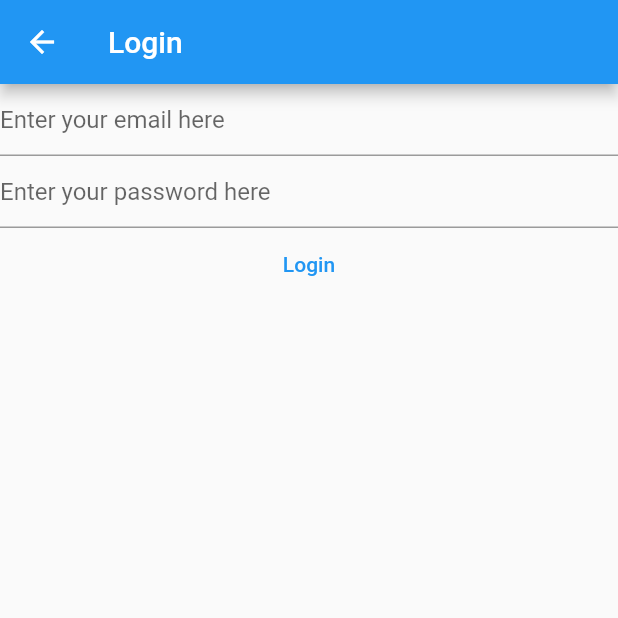
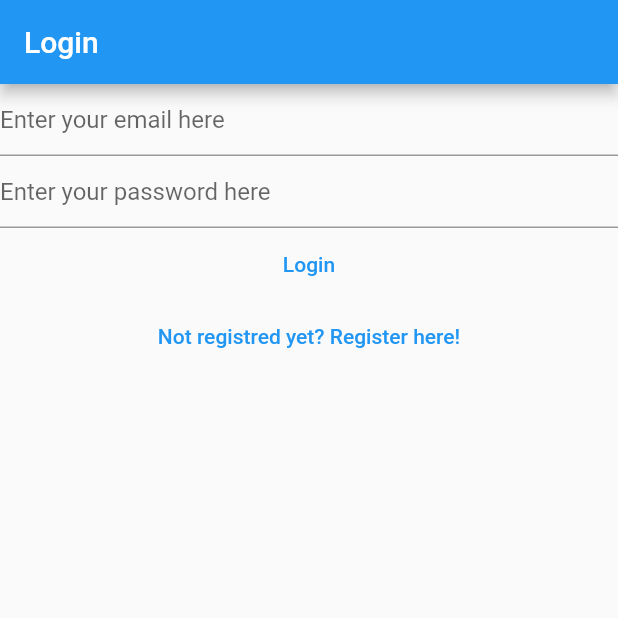
Before and after one commit to dadaxon0019/free-flutter-course-Vandad, a Flutter app: the LoginView screen opened directly, on a phone screen of 412 x 824 dp, the top half of it. Run offline on Flutter 3.47's test engine with Material 2 defaults, Android fonts, the phone set to English and light mode, and no system bars; our stand-ins replace firebase_auth, firebase_core; accounts and stored records are empty.

Commit message:
added Navigation on LoginView and RegisterViev

```diff
--- a/lib/view/login_view.dart
+++ b/lib/view/login_view.dart
@@ -1,8 +1,5 @@
 import 'package:firebase_auth/firebase_auth.dart';
-import 'package:firebase_core/firebase_core.dart';
 import 'package:flutter/material.dart';
-
-import '../firebase_options.dart';
 
 class LoginView extends StatefulWidget {
   const LoginView({super.key});
@@ -35,14 +32,7 @@
       appBar: AppBar(
         title: const Text('Login'),
       ),
-      body: FutureBuilder(
-        future: Firebase.initializeApp(
-          options: DefaultFirebaseOptions.currentPlatform,
-        ),
-        builder: (context, snapshot) {
-          switch (snapshot.connectionState) {
-            case ConnectionState.done:
-              return Column(
+      body: Column(
         children: [
           TextField(
             controller: _email,
@@ -81,12 +71,14 @@
             },
             child: const Text('Login'),
           ),
+          TextButton(
+            onPressed: () {
+              Navigator.of(context)
+                  .pushNamedAndRemoveUntil('/register/', (route) => false);
+            },
+            child: const Text('Not registred yet? Register here!'),
+          )
         ],
-              );
-            default:
-              return const Text('Login');
-          }
-        },
       ),
     );
   }
```
Also changed, not shown: lib/main.dart (+13 -39 lines), lib/view/regist_view.dart (+8 -16 lines), lib/view/verify_email.dart (added, +30 -0 lines). Lines whose indentation alone changed are shown as unchanged.
